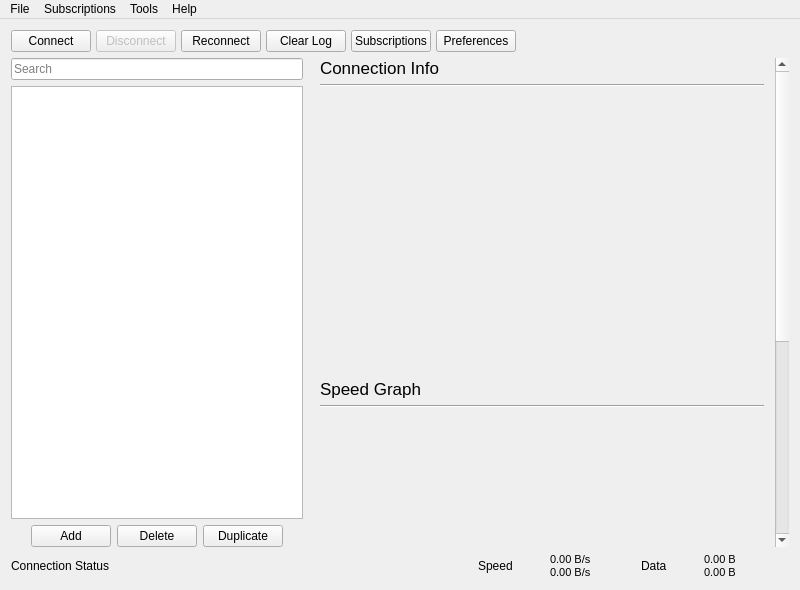
First picture: the form in src/ui/w_MainWindow.ui, repository Qv2ray/Qv2ray, before the edit.
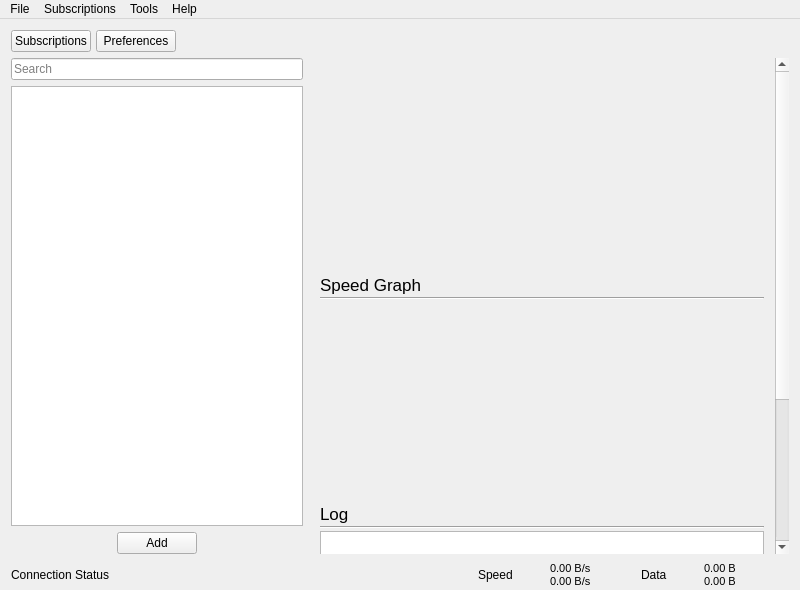
Second picture: the form after the edit.

Diff of the .ui file:
```diff
--- a/src/ui/w_MainWindow.ui
+++ b/src/ui/w_MainWindow.ui
@@ -33,42 +33,14 @@
     </size>
    </property>
    <layout class="QGridLayout" name="gridLayout" columnstretch="10,14">
+    <property name="bottomMargin">
+     <number>0</number>
+    </property>
     <item row="0" column="0" colspan="2">
-     <layout class="QHBoxLayout" name="horizontalLayout" stretch="1,1,0,1,0,0,0">
+     <layout class="QHBoxLayout" name="horizontalLayout" stretch="0,0,0">
       <property name="spacing">
        <number>5</number>
       </property>
-      <item>
-       <widget class="QPushButton" name="startButton">
-        <property name="text">
-         <string>Connect</string>
-        </property>
-       </widget>
-      </item>
-      <item>
-       <widget class="QPushButton" name="stopButton">
-        <property name="enabled">
-         <bool>false</bool>
-        </property>
-        <property name="text">
-         <string>Disconnect</string>
-        </property>
-       </widget>
-      </item>
-      <item>
-       <widget class="QPushButton" name="reconnectButton">
-        <property name="text">
-         <string>Reconnect</string>
-        </property>
-       </widget>
-      </item>
-      <item>
-       <widget class="QPushButton" name="clearlogButton">
-        <property name="text">
-         <string>Clear Log</string>
-        </property>
-       </widget>
-      </item>
       <item>
        <widget class="QPushButton" name="subsButton">
         <property name="text">
@@ -189,44 +161,6 @@
           </property>
          </widget>
         </item>
-        <item>
-         <widget class="QPushButton" name="removeConfigButton">
-          <property name="sizePolicy">
-           <sizepolicy hsizetype="Fixed" vsizetype="Fixed">
-            <horstretch>0</horstretch>
-            <verstretch>0</verstretch>
-           </sizepolicy>
-          </property>
-          <property name="toolTip">
-           <string>Delete a connection</string>
-          </property>
-          <property name="text">
-           <string>Delete</string>
-          </property>
-          <property name="iconSize">
-           <size>
-            <width>22</width>
-            <height>22</height>
-           </size>
-          </property>
-         </widget>
-        </item>
-        <item>
-         <widget class="QPushButton" name="duplicateBtn">
-          <property name="toolTip">
-           <string>Duplicate connection</string>
-          </property>
-          <property name="text">
-           <string>Duplicate</string>
-          </property>
-          <property name="iconSize">
-           <size>
-            <width>22</width>
-            <height>22</height>
-           </size>
-          </property>
-         </widget>
-        </item>
         <item>
          <spacer name="horizontalSpacer_2">
           <property name="orientation">
@@ -246,6 +180,12 @@
     </item>
     <item row="2" column="0" colspan="2">
      <layout class="QHBoxLayout" name="horizontalLayout_2">
+      <property name="topMargin">
+       <number>2</number>
+      </property>
+      <property name="bottomMargin">
+       <number>2</number>
+      </property>
       <item>
        <widget class="QLabel" name="label_8">
         <property name="minimumSize">
@@ -390,38 +330,28 @@
          <x>0</x>
          <y>0</y>
          <width>480</width>
-         <height>851</height>
+         <height>716</height>
         </rect>
        </property>
        <layout class="QVBoxLayout" name="verticalLayout_3">
+        <property name="spacing">
+         <number>2</number>
+        </property>
         <property name="topMargin">
          <number>0</number>
         </property>
-        <item>
-         <widget class="QLabel" name="label_11">
-          <property name="font">
-           <font>
-            <pointsize>13</pointsize>
-           </font>
-          </property>
-          <property name="text">
-           <string>Connection Info</string>
-          </property>
-         </widget>
-        </item>
-        <item>
-         <widget class="Line" name="line_3">
-          <property name="orientation">
-           <enum>Qt::Horizontal</enum>
-          </property>
-         </widget>
-        </item>
         <item>
          <widget class="QFrame" name="connectionInfoFrame">
           <property name="minimumSize">
            <size>
             <width>0</width>
-            <height>250</height>
+            <height>215</height>
+           </size>
+          </property>
+          <property name="maximumSize">
+           <size>
+            <width>16777215</width>
+            <height>215</height>
            </size>
           </property>
           <layout class="QGridLayout" name="connectionInfoLayout">
@@ -437,25 +367,12 @@
            <property name="bottomMargin">
             <number>0</number>
            </property>
+           <property name="spacing">
+            <number>0</number>
+           </property>
           </layout>
          </widget>
         </item>
-        <item>
-         <spacer name="verticalSpacer_2">
-          <property name="orientation">
-           <enum>Qt::Vertical</enum>
-          </property>
-          <property name="sizeType">
-           <enum>QSizePolicy::Minimum</enum>
-          </property>
-          <property name="sizeHint" stdset="0">
-           <size>
-            <width>20</width>
-            <height>30</height>
-           </size>
-          </property>
-         </spacer>
-        </item>
         <item>
          <widget class="QLabel" name="label_9">
           <property name="font">
@@ -499,22 +416,6 @@
           </layout>
          </widget>
         </item>
-        <item>
-         <spacer name="verticalSpacer">
-          <property name="orientation">
-           <enum>Qt::Vertical</enum>
-          </property>
-          <property name="sizeType">
-           <enum>QSizePolicy::Minimum</enum>
-          </property>
-          <property name="sizeHint" stdset="0">
-           <size>
-            <width>20</width>
-            <height>30</height>
-           </size>
-          </property>
-         </spacer>
-        </item>
         <item>
          <widget class="QLabel" name="label_10">
           <property name="font">
@@ -544,6 +445,13 @@
           </property>
          </widget>
         </item>
+        <item>
+         <widget class="QPushButton" name="clearlogButton">
+          <property name="text">
+           <string>Clear Log</string>
+          </property>
+         </widget>
+        </item>
        </layout>
       </widget>
      </widget>
```
Left out of the diff: 14 changed lines with no effect on the pictures.
